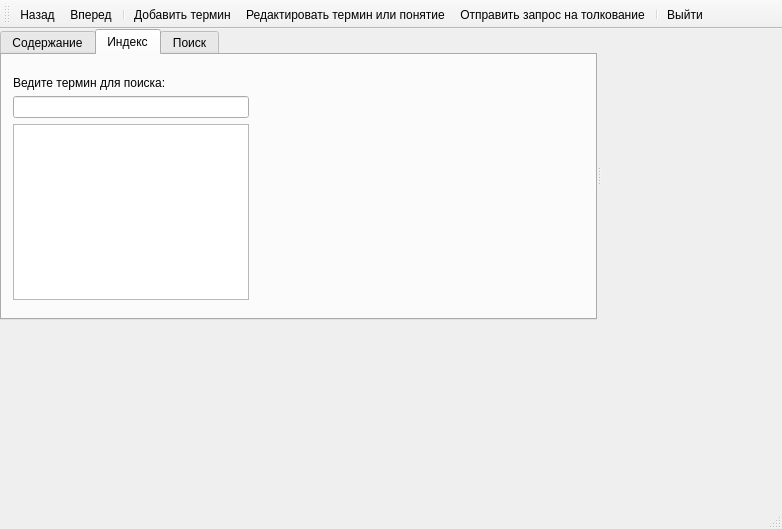
The window that glossary-client/mainwindow.ui (Glebka/domain-glossary) describes before a commit, drawn with Qt 5.
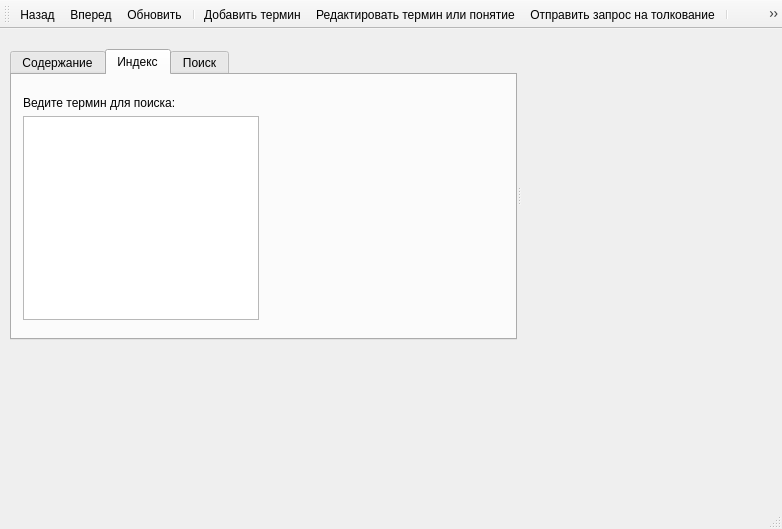
The same window after the commit. The open tabs and pages were chosen to show the change. Icons and pictures are not drawn. Custom widgets are drawn as their Qt base class.

Commit message: Login/Logout, lazy tree loading, refresh function, terms index list portion loading, term definition loading, search function, transactions

Patch:
```diff
--- a/glossary-client/mainwindow.ui
+++ b/glossary-client/mainwindow.ui
@@ -17,9 +17,9 @@
    <widget class="QSplitter" name="splitter">
     <property name="geometry">
      <rect>
-      <x>0</x>
-      <y>0</y>
-      <width>601</width>
+      <x>10</x>
+      <y>20</y>
+      <width>511</width>
       <height>291</height>
      </rect>
     </property>
@@ -78,10 +78,7 @@
          </widget>
         </item>
         <item>
-         <widget class="QLineEdit" name="txtIndexSearch"/>
-        </item>
-        <item>
-         <widget class="QListWidget" name="termsList"/>
+         <widget class="QListView" name="termsList"/>
         </item>
        </layout>
       </widget>
@@ -199,6 +196,7 @@
    </attribute>
    <addaction name="actionBack"/>
    <addaction name="actionNext"/>
+   <addaction name="actionRefresh"/>
    <addaction name="separator"/>
    <addaction name="actionAddTerm"/>
    <addaction name="actionEdit"/>
@@ -279,6 +277,18 @@
     <string>Выйти</string>
    </property>
   </action>
+  <action name="actionRefresh">
+   <property name="icon">
+    <iconset resource="resources.qrc">
+     <normaloff>:/icons/refresh.png</normaloff>:/icons/refresh.png</iconset>
+   </property>
+   <property name="text">
+    <string>Обновить</string>
+   </property>
+   <property name="shortcut">
+    <string>Ctrl+R</string>
+   </property>
+  </action>
  </widget>
  <layoutdefault spacing="6" margin="11"/>
  <customwidgets>
```
Left out of the diff: 12 changed lines with no effect on the pictures. The commit also changes 20 other files.
